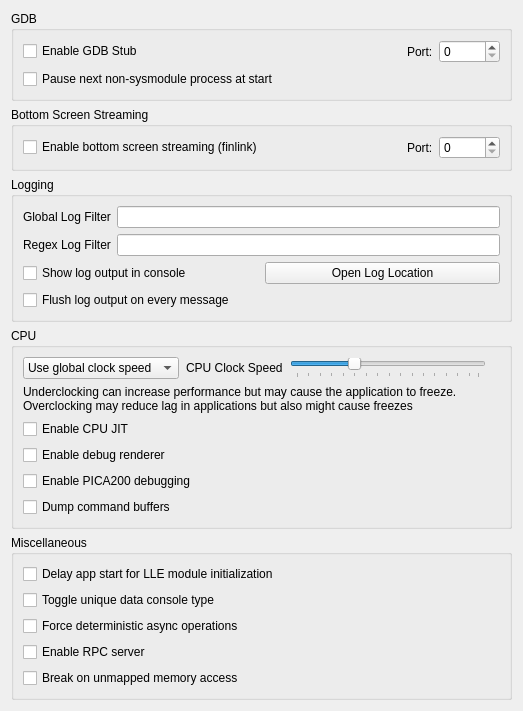
Above: src/citra_qt/configuration/configure_debug.ui from alwe2710/azahar-screen-stream before the change. Below: the same form after it.
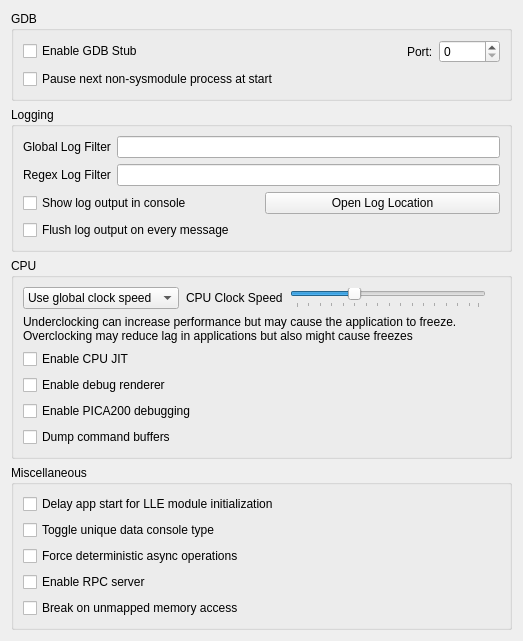
That is the form after the change.

Commit message: Move finlink streaming control into the Layout tab, block layout changes while active

```diff
--- a/src/citra_qt/configuration/configure_debug.ui
+++ b/src/citra_qt/configuration/configure_debug.ui
@@ -70,49 +70,6 @@
        </layout>
       </widget>
      </item>
-     <item>
-      <widget class="QGroupBox" name="bottom_screen_streaming_groupbox">
-       <property name="title">
-        <string>Bottom Screen Streaming</string>
-       </property>
-       <layout class="QHBoxLayout" name="horizontalLayout_bottom_screen_streaming">
-        <item>
-         <widget class="QCheckBox" name="toggle_bottom_screen_streaming">
-          <property name="text">
-           <string>Enable bottom screen streaming (finlink)</string>
-          </property>
-         </widget>
-        </item>
-        <item>
-         <spacer name="horizontalSpacer_bottom_screen_streaming">
-          <property name="orientation">
-           <enum>Qt::Horizontal</enum>
-          </property>
-          <property name="sizeHint" stdset="0">
-           <size>
-            <width>40</width>
-            <height>20</height>
-           </size>
-          </property>
-         </spacer>
-        </item>
-        <item>
-         <widget class="QLabel" name="label_bottom_screen_streaming_port">
-          <property name="text">
-           <string>Port:</string>
-          </property>
-         </widget>
-        </item>
-        <item>
-         <widget class="QSpinBox" name="bottom_screen_streaming_port_spinbox">
-          <property name="maximum">
-           <number>65535</number>
-          </property>
-         </widget>
-        </item>
-       </layout>
-      </widget>
-     </item>
     </layout>
    </item>
    <item>
```
The commit also changes 8 other files.
